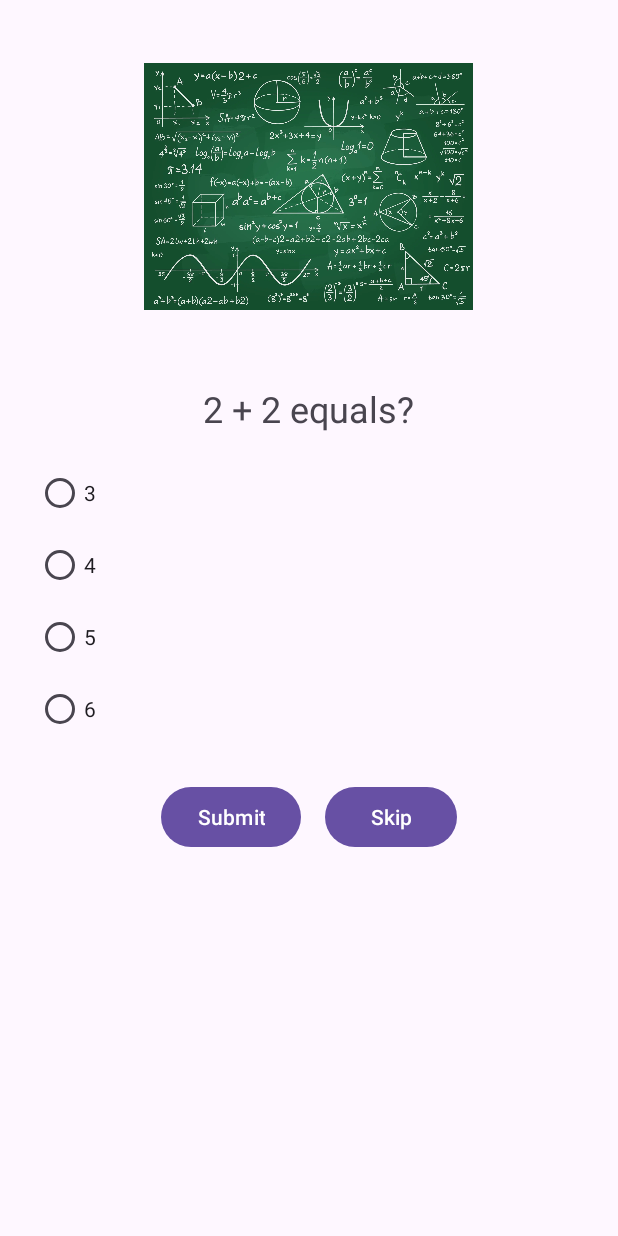
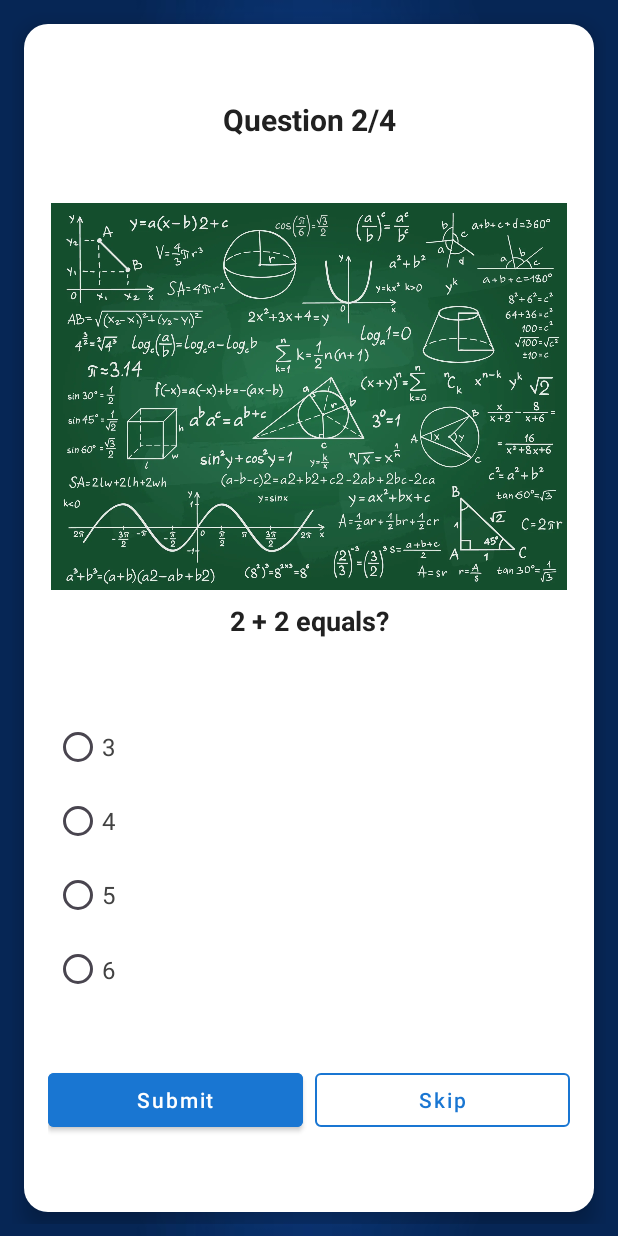
Before and after one commit to Poogast123/Quiz-App, an Android app: the QuizActivity screen opened directly, with no data from a screen before it, after a tap on "Next", on a phone screen of 412 x 824 dp. Run offline under Robolectric (Android 15) with nearby library versions, the phone set to English and light mode, and no system bars; 1 other tap on this screen came first.

Commit message:
adding the question n/m in pages

```diff
--- a/app/src/main/java/com/example/quiz_app/QuizActivity.java
+++ b/app/src/main/java/com/example/quiz_app/QuizActivity.java
@@ -11,11 +11,10 @@ import java.util.List;
 public class QuizActivity extends AppCompatActivity {
 
     TextView questionTextView;
+    TextView questionNumberTextView; // New: For "Question n/m"
     RadioGroup optionsRadioGroup;
     Button submitButton, skipButton;
-
     ImageView questionImageView;
-
 
     List<Question> questions;
     int currentQuestionIndex = 0;
@@ -26,14 +25,16 @@ public class QuizActivity extends AppCompatActivity {
     protected void onCreate(Bundle savedInstanceState) {
         super.onCreate(savedInstanceState);
         setContentView(R.layout.activity_quiz);
-        questionImageView = findViewById(R.id.questionImageView);
 
-
+        // Bind views
         questionTextView = findViewById(R.id.questionTextView);
+        questionNumberTextView = findViewById(R.id.textView); // New: Question counter
         optionsRadioGroup = findViewById(R.id.optionsRadioGroup);
         submitButton = findViewById(R.id.submitButton);
         skipButton = findViewById(R.id.skipButton);
+        questionImageView = findViewById(R.id.questionImageView);
 
+        // Questions list
         questions = Arrays.asList(
                 new Question("What is the capital of France?",
                         Arrays.asList("Paris", "Rome", "Berlin", "Madrid"), 0, R.drawable.paris),
@@ -42,12 +43,15 @@ public class QuizActivity extends AppCompatActivity {
                         Arrays.asList("3", "4", "5", "6"), 1, R.drawable.math),
 
                 new Question("The largest planet?",
+                        Arrays.asList("Earth", "Mars", "Jupiter", "Venus"), 2, R.drawable.jupiter),
+
+                new Question("The largest planet?",
                         Arrays.asList("Earth", "Mars", "Jupiter", "Venus"), 2, R.drawable.jupiter)
         );
 
-
         showQuestion();
 
+        // Submit button logic
         submitButton.setOnClickListener(v -> {
             if (!answered) {
                 checkAnswer();
@@ -58,26 +62,31 @@ public class QuizActivity extends AppCompatActivity {
             }
         });
 
-        skipButton.setOnClickListener(v -> {
-            nextQuestion();
-        });
+        // Skip button logic
+        skipButton.setOnClickListener(v -> nextQuestion());
     }
 
     private void showQuestion() {
         Question question = questions.get(currentQuestionIndex);
+
+        // New: Set question number (e.g., "Question 1/4")
+        questionNumberTextView.setText("Question " + (currentQuestionIndex + 1) + "/" + questions.size());
+
+        // Set question and image
         questionTextView.setText(question.getText());
         questionImageView.setImageResource(question.getImageResId());
 
+        // Set options
         for (int i = 0; i < optionsRadioGroup.getChildCount(); i++) {
             RadioButton radioButton = (RadioButton) optionsRadioGroup.getChildAt(i);
             radioButton.setText(question.getOptions().get(i));
         }
 
+        // Reset selection
         optionsRadioGroup.clearCheck();
         answered = false;
         submitButton.setText("Submit");
     }
-
 
     private void checkAnswer() {
         int selectedOptionId = optionsRadioGroup.getCheckedRadioButtonId();
@@ -85,8 +94,8 @@ public class QuizActivity extends AppCompatActivity {
             Toast.makeText(this, "Please select an option!", Toast.LENGTH_SHORT).show();
             return;
         }
+
         int selectedIndex = optionsRadioGroup.indexOfChild(findViewById(selectedOptionId));
-
         if (selectedIndex == questions.get(currentQuestionIndex).getCorrectAnswerIndex()) {
             score++;
             Toast.makeText(this, "Correct!", Toast.LENGTH_SHORT).show();
@@ -100,6 +109,7 @@ public class QuizActivity extends AppCompatActivity {
         if (currentQuestionIndex < questions.size()) {
             showQuestion();
         } else {
+            // End of quiz
             Intent intent = new Intent(QuizActivity.this, ScoreActivity.class);
             intent.putExtra("score", score);
             intent.putExtra("totalQuestions", questions.size());
@@ -107,5 +117,4 @@ public class QuizActivity extends AppCompatActivity {
             finish();
         }
     }
-
 }
--- /dev/null
+++ b/app/src/main/res/drawable/card_background.xml
@@ -0,0 +1,11 @@
+<?xml version="1.0" encoding="utf-8"?>
+<shape xmlns:android="http://schemas.android.com/apk/res/android"
+    android:shape="rectangle">
+    <solid android:color="#FFFFFF" />
+    <corners android:radius="16dp" />
+    <padding
+        android:bottom="8dp"
+        android:left="8dp"
+        android:right="8dp"
+        android:top="8dp" />
+</shape>
--- a/app/src/main/res/layout/activity_quiz.xml
+++ b/app/src/main/res/layout/activity_quiz.xml
@@ -1,85 +1,173 @@
 <?xml version="1.0" encoding="utf-8"?>
-<ScrollView xmlns:android="http://schemas.android.com/apk/res/android"
+<LinearLayout xmlns:android="http://schemas.android.com/apk/res/android"
+    xmlns:app="http://schemas.android.com/apk/res-auto"
     android:layout_width="match_parent"
-    android:layout_height="match_parent">
+    android:layout_height="match_parent"
+    android:orientation="vertical"
+    android:background="@drawable/image_background"
+    android:gravity="center"
+    android:padding="8dp">
 
+    <!-- Card-like container with improved shadow and rounded corners -->
     <LinearLayout
         android:layout_width="match_parent"
-        android:layout_height="wrap_content"
+        android:layout_height="match_parent"
+        android:layout_margin="8dp"
         android:orientation="vertical"
-        android:gravity="center_horizontal"
-        android:padding="24dp">
+        android:background="@drawable/card_background"
+        android:elevation="8dp"
+        android:outlineProvider="background"
+        android:padding="16dp"
+        android:clipToPadding="false"
+        android:weightSum="10">
 
-        <!-- Dynamic image for each question -->
+        <!-- Header section with fixed height -->
+        <LinearLayout
+            android:layout_width="match_parent"
+            android:layout_height="wrap_content"
+            android:layout_weight="1"
+            android:orientation="vertical"
+            android:gravity="center">
+
+            <TextView
+                android:id="@+id/textView"
+                android:layout_width="match_parent"
+                android:layout_height="wrap_content"
+                android:text="Question"
+                android:textColor="#212121"
+                android:textSize="20sp"
+                android:textStyle="bold"
+                android:gravity="center"
+                android:textAlignment="center"
+                android:maxLines="1"
+                android:ellipsize="end"/>
+
+        </LinearLayout>
+
+        <!-- Image view with flexible height -->
         <ImageView
             android:id="@+id/questionImageView"
-            android:layout_width="219dp"
-            android:layout_height="200dp"
-            android:layout_marginBottom="16dp"
-            android:contentDescription="Question related image"
-            android:scaleType="centerInside" />
+            android:layout_width="match_parent"
+            android:layout_height="0dp"
+            android:layout_weight="4"
+            android:background="#FFFFFF"
+            android:padding="2dp"
+            android:contentDescription="Question Image"
+            android:scaleType="centerInside"
+            android:adjustViewBounds="true"/>
 
-        <!-- Question text -->
+        <!-- Question text with flexible height -->
         <TextView
             android:id="@+id/questionTextView"
-            android:layout_width="wrap_content"
-            android:layout_height="wrap_content"
+            android:layout_width="match_parent"
+            android:layout_height="0dp"
+            android:layout_weight="1"
             android:text="Question will appear here"
-            android:textSize="24sp"
-            android:padding="16dp" />
+            android:textAlignment="center"
+            android:textColor="#212121"
+            android:textSize="18sp"
+            android:textStyle="bold"
+            android:lineSpacingExtra="4sp"
+            android:maxLines="3"
+            android:ellipsize="end"/>
 
-        <!-- Options -->
+        <!-- Options with flexible height -->
         <RadioGroup
             android:id="@+id/optionsRadioGroup"
             android:layout_width="match_parent"
-            android:layout_height="wrap_content"
-            android:orientation="vertical">
+            android:layout_height="0dp"
+            android:layout_weight="3"
+            android:orientation="vertical"
+            android:padding="4dp">
 
             <RadioButton
                 android:id="@+id/option1"
-                android:layout_width="wrap_content"
-                android:layout_height="wrap_content"
-                android:text="Option 1" />
+                android:layout_width="match_parent"
+                android:layout_height="0dp"
+                android:layout_weight="1"
+                android:text="Option 1"
+                android:textColor="#424242"
+                android:textSize="16sp"
+                android:paddingVertical="8dp"
+                android:buttonTint="#1976D2"
+                android:ellipsize="end"
+                android:maxLines="2"/>
 
             <RadioButton
                 android:id="@+id/option2"
-                android:layout_width="wrap_content"
-                android:layout_height="wrap_content"
-                android:text="Option 2" />
+                android:layout_width="match_parent"
+                android:layout_height="0dp"
+                android:layout_weight="1"
+                android:text="Option 2"
+                android:textColor="#424242"
+                android:textSize="16sp"
+                android:paddingVertical="8dp"
+                android:buttonTint="#1976D2"
+                android:ellipsize="end"
+                android:maxLines="2"/>
 
             <RadioButton
                 android:id="@+id/option3"
-                android:layout_width="wrap_content"
-                android:layout_height="wrap_content"
-                android:text="Option 3" />
+                android:layout_width="match_parent"
+                android:layout_height="0dp"
+                android:layout_weight="1"
+                android:text="Option 3"
+                android:textColor="#424242"
+                android:textSize="16sp"
+                android:paddingVertical="8dp"
+                android:buttonTint="#1976D2"
+                android:ellipsize="end"
+                android:maxLines="2"/>
 
             <RadioButton
                 android:id="@+id/option4"
-                android:layout_width="wrap_content"
-                android:layout_height="wrap_content"
-                android:text="Option 4" />
+                android:layout_width="match_parent"
+                android:layout_height="0dp"
+                android:layout_weight="1"
+                android:text="Option 4"
+                android:textColor="#424242"
+                android:textSize="16sp"
+                android:paddingVertical="8dp"
+                android:buttonTint="#1976D2"
+                android:ellipsize="end"
+                android:maxLines="2"/>
         </RadioGroup>
 
-        <!-- Buttons -->
+        <!-- Fixed height buttons at the bottom -->
         <LinearLayout
-            android:layout_width="wrap_content"
+            android:layout_width="match_parent"
             android:layout_height="wrap_content"
+            android:layout_weight="1"
             android:orientation="horizontal"
-            android:layout_marginTop="24dp">
+            android:gravity="center"
+            android:weightSum="2"
+            android:showDividers="middle">
 
             <Button
                 android:id="@+id/submitButton"
-                android:layout_width="wrap_content"
-                android:layout_height="wrap_content"
-                android:text="Submit" />
+                style="@style/Widget.MaterialComponents.Button"
+                android:layout_width="0dp"
+                android:layout_weight="1"
+                android:layout_height="48dp"
+                android:layout_marginEnd="8dp"
+                android:backgroundTint="#1976D2"
+                android:text="Submit"
+                android:textColor="#FFFFFF"
+                android:textAllCaps="false"
+                android:elevation="2dp" />
 
             <Button
                 android:id="@+id/skipButton"
-                android:layout_width="wrap_content"
-                android:layout_height="wrap_content"
+                style="@style/Widget.MaterialComponents.Button.OutlinedButton"
+                android:layout_width="0dp"
+                android:layout_weight="1"
+                android:layout_height="48dp"
                 android:text="Skip"
-                android:layout_marginStart="16dp" />
+                android:textColor="#1976D2"
+                android:textAllCaps="false"
+                android:outlineAmbientShadowColor="#1976D2"
+                app:strokeColor="#1976D2"
+                app:strokeWidth="1dp" />
         </LinearLayout>
-
     </LinearLayout>
-</ScrollView>
+</LinearLayout>
```
Also changed, not shown: app/src/main/res/drawable/image_background.jpg (added).
